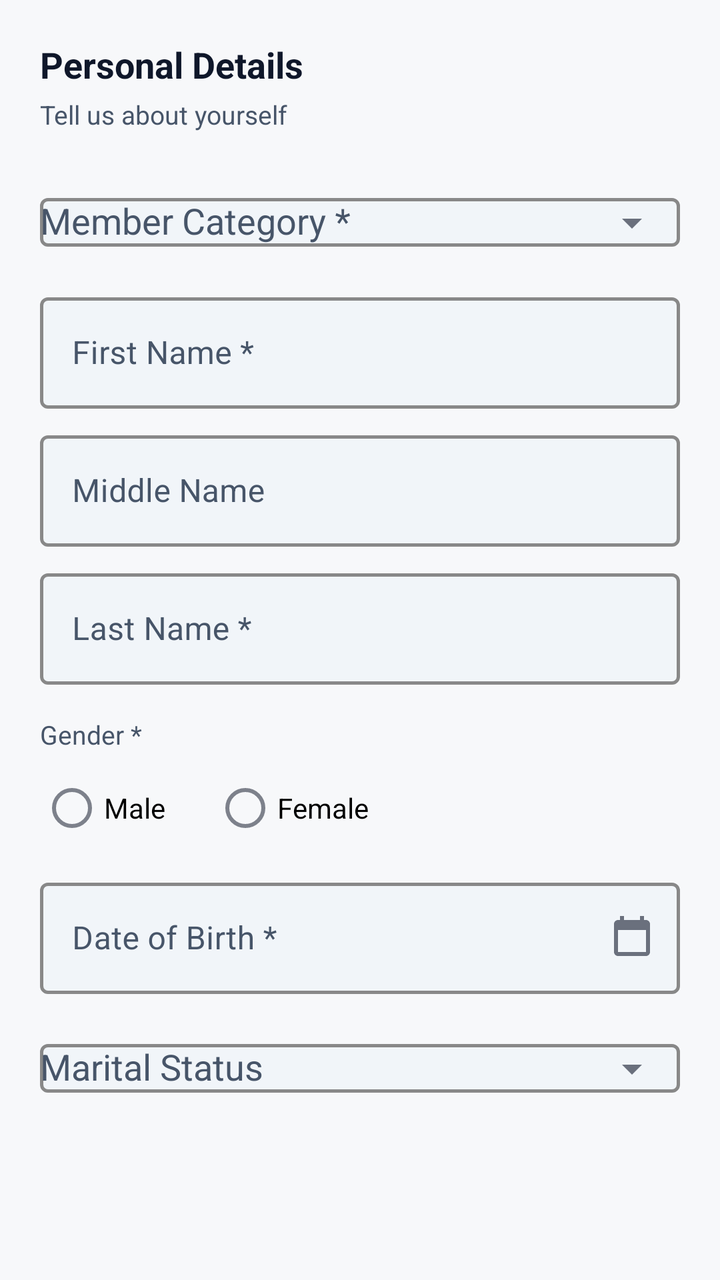
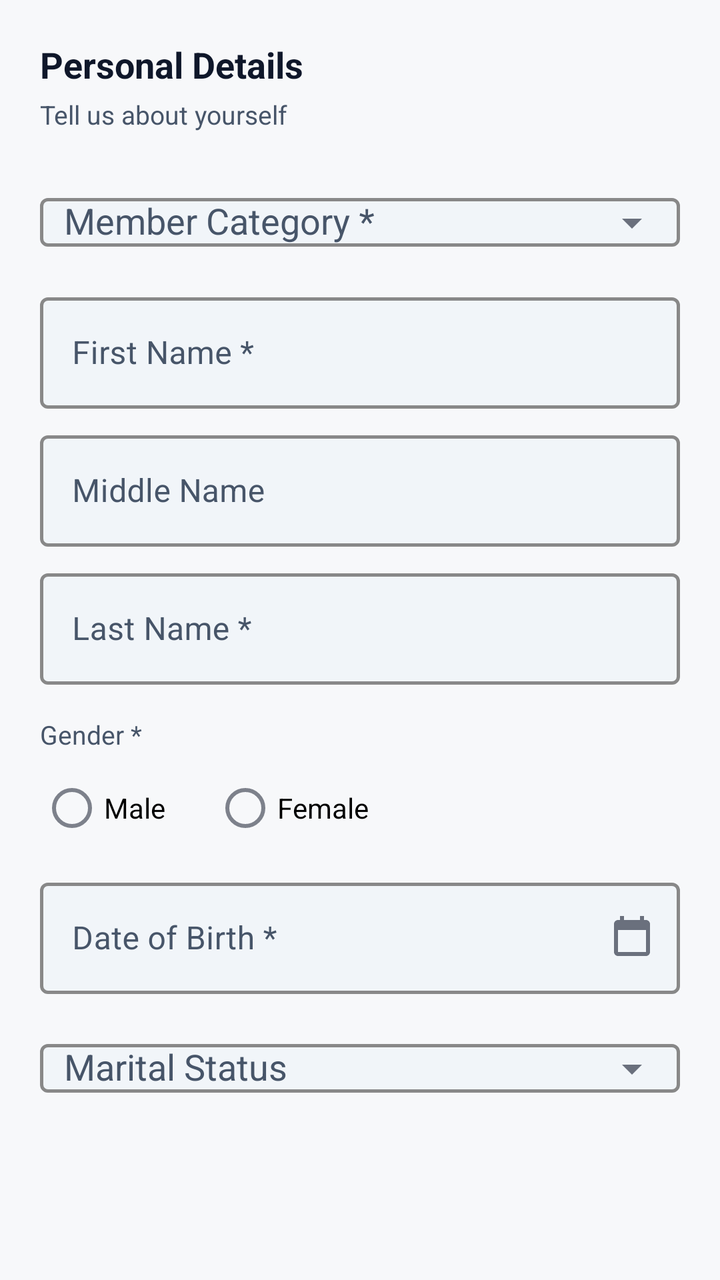

Compare the two renders of this Android layout. The source of the first and the diff that turns it into the second are given below.
<!-- AndroidManifest.xml: application theme Theme.SaccoApp -->
<!-- res/layout/fragment_selfreg_step1.xml -->
<?xml version="1.0" encoding="utf-8"?>
<ScrollView xmlns:android="http://schemas.android.com/apk/res/android"
    xmlns:app="http://schemas.android.com/apk/res-auto"
    android:layout_width="match_parent" android:layout_height="match_parent"
    android:fillViewport="true">

    <LinearLayout android:layout_width="match_parent" android:layout_height="wrap_content"
        android:orientation="vertical" android:padding="20dp">

        <TextView android:layout_width="wrap_content" android:layout_height="wrap_content"
            android:text="Personal Details"
            android:textColor="@color/text_primary" android:textSize="18sp"
            android:textStyle="bold"/>
        <TextView android:layout_width="wrap_content" android:layout_height="wrap_content"
            android:layout_marginTop="4dp" android:layout_marginBottom="16dp"
            android:text="Tell us about yourself"
            android:textColor="@color/text_secondary" android:textSize="13sp"/>

        
        <com.google.android.material.textfield.TextInputLayout
            android:id="@+id/tilMemberType"
            android:layout_width="match_parent" android:layout_height="wrap_content"
            android:hint="Member Category *" style="@style/SaccoTextInput"
            app:endIconMode="dropdown_menu">
            <com.google.android.material.textfield.MaterialAutoCompleteTextView
                android:id="@+id/actvMemberType"
                android:layout_width="match_parent" android:layout_height="wrap_content"
                android:inputType="none" android:textColor="@color/input_text"/>
        </com.google.android.material.textfield.TextInputLayout>

        
        <TextView android:id="@+id/tvFeeInfo"
            android:layout_width="match_parent" android:layout_height="wrap_content"
            android:layout_marginTop="4dp" android:layout_marginBottom="8dp"
            android:padding="10dp"
            android:background="@drawable/bg_fee_info"
            android:textColor="@color/primary" android:textSize="13sp"
            android:visibility="gone"/>

        <com.google.android.material.textfield.TextInputLayout
            android:layout_width="match_parent" android:layout_height="wrap_content"
            android:layout_marginTop="8dp" android:hint="First Name *" style="@style/SaccoTextInput">
            <com.google.android.material.textfield.TextInputEditText
                android:id="@+id/etFirstName"
                android:layout_width="match_parent" android:layout_height="wrap_content"
                android:inputType="textPersonName" android:textColor="@color/input_text"
                android:imeOptions="actionNext"/>
        </com.google.android.material.textfield.TextInputLayout>

        <com.google.android.material.textfield.TextInputLayout
            android:layout_width="match_parent" android:layout_height="wrap_content"
            android:layout_marginTop="8dp" android:hint="Middle Name" style="@style/SaccoTextInput">
            <com.google.android.material.textfield.TextInputEditText
                android:id="@+id/etMiddleName"
                android:layout_width="match_parent" android:layout_height="wrap_content"
                android:inputType="textPersonName" android:textColor="@color/input_text"
                android:imeOptions="actionNext"/>
        </com.google.android.material.textfield.TextInputLayout>

        <com.google.android.material.textfield.TextInputLayout
            android:layout_width="match_parent" android:layout_height="wrap_content"
            android:layout_marginTop="8dp" android:hint="Last Name *" style="@style/SaccoTextInput">
            <com.google.android.material.textfield.TextInputEditText
                android:id="@+id/etLastName"
                android:layout_width="match_parent" android:layout_height="wrap_content"
                android:inputType="textPersonName" android:textColor="@color/input_text"
                android:imeOptions="actionNext"/>
        </com.google.android.material.textfield.TextInputLayout>

        
        <TextView android:layout_width="wrap_content" android:layout_height="wrap_content"
            android:layout_marginTop="16dp" android:text="Gender *"
            android:textColor="@color/text_secondary" android:textSize="13sp"/>
        <RadioGroup android:id="@+id/rgGender"
            android:layout_width="match_parent" android:layout_height="wrap_content"
            android:orientation="horizontal" android:layout_marginTop="4dp">
            <com.google.android.material.radiobutton.MaterialRadioButton
                android:id="@+id/rbMale" android:layout_width="wrap_content"
                android:layout_height="wrap_content" android:text="Male"
                android:layout_marginEnd="24dp"/>
            <com.google.android.material.radiobutton.MaterialRadioButton
                android:id="@+id/rbFemale" android:layout_width="wrap_content"
                android:layout_height="wrap_content" android:text="Female"/>
        </RadioGroup>

        
        <com.google.android.material.textfield.TextInputLayout
            android:layout_width="match_parent" android:layout_height="wrap_content"
            android:layout_marginTop="8dp" android:hint="Date of Birth *" style="@style/SaccoTextInput"
            app:endIconMode="custom" app:endIconDrawable="@drawable/ic_calendar">
            <com.google.android.material.textfield.TextInputEditText
                android:id="@+id/etDob"
                android:layout_width="match_parent" android:layout_height="wrap_content"
                android:inputType="none" android:focusable="false"
                android:textColor="@color/input_text" android:clickable="true"/>
        </com.google.android.material.textfield.TextInputLayout>

        
        <com.google.android.material.textfield.TextInputLayout
            android:id="@+id/tilMaritalStatus"
            android:layout_width="match_parent" android:layout_height="wrap_content"
            android:layout_marginTop="8dp" android:hint="Marital Status" style="@style/SaccoTextInput"
            app:endIconMode="dropdown_menu">
            <com.google.android.material.textfield.MaterialAutoCompleteTextView
                android:id="@+id/actvMaritalStatus"
                android:layout_width="match_parent" android:layout_height="wrap_content"
                android:inputType="none" android:textColor="@color/input_text"/>
        </com.google.android.material.textfield.TextInputLayout>

    </LinearLayout>
</ScrollView>
<!-- resources referenced by this layout -->
<resources>
  <color name="input_text">#0F172A</color>
  <color name="primary">#0D2C6D</color>
  <color name="text_primary">#0F172A</color>
  <color name="text_secondary">#475569</color>
  <!-- drawable bg_fee_info (drawable) -->
  <?xml version="1.0" encoding="utf-8"?>
  <shape xmlns:android="http://schemas.android.com/apk/res/android" android:shape="rectangle">
      <solid android:color="@color/primary_50"/>
      <corners android:radius="8dp"/>
  </shape>
  <!-- drawable ic_calendar (drawable) -->
  <vector xmlns:android="http://schemas.android.com/apk/res/android"
      android:width="24dp" android:height="24dp"
      android:viewportWidth="24" android:viewportHeight="24">
      <path android:fillColor="#94A3B8"
          android:pathData="M19,3h-1V1h-2v2H8V1H6v2H5C3.89,3 3,3.9 3,5v14c0,1.1 0.89,2 2,2h14c1.1,0 2,-0.9 2,-2V5C21,3.9 20.1,3 19,3zM19,19H5V8h14V19z"/>
  </vector>
  <style name="SaccoTextInput" parent="Widget.MaterialComponents.TextInputLayout.OutlinedBox">
          <item name="boxStrokeColor">@color/input_outline</item>
          <item name="boxStrokeWidth">1.5dp</item>
          <item name="boxStrokeWidthFocused">2dp</item>
          <item name="hintTextColor">@color/primary</item>
          <item name="android:textColorHint">@color/text_secondary</item>
          <item name="android:editTextColor">@color/black</item>
          <item name="boxBackgroundColor">@color/input_fill</item>
      </style>
  <color name="primary_50">#E3EBF7</color>
  <color name="black">#000000</color>
  <color name="input_fill">#F1F5F9</color>
  <color name="primary_dark">#091E4A</color>
  <color name="white">#FFFFFF</color>
  <color name="accent">#D01B22</color>
  <color name="background">#F7F8FA</color>
  <style name="SaccoEditText" parent="@android:style/Widget.EditText">
          <item name="android:textColor">@color/black</item>
          <item name="android:textColorHint">@color/text_secondary</item>
          <item name="android:textSize">15sp</item>
      </style>
  <style name="SaccoButton" parent="Widget.MaterialComponents.Button">
          <item name="backgroundTint">@color/primary</item>
          <item name="android:textColor">@color/white</item>
          <item name="android:textAllCaps">false</item>
          <item name="android:textSize">15sp</item>
          <item name="cornerRadius">12dp</item>
      </style>
  <style name="SaccoSpinner" parent="Widget.AppCompat.Spinner">
          <item name="android:popupBackground">@color/white</item>
          <item name="android:textColor">@color/text_primary</item>
      </style>
  <style name="SaccoDialogTheme" parent="ThemeOverlay.MaterialComponents.MaterialAlertDialog">
          <item name="colorSurface">@color/white</item>
          <item name="colorOnSurface">@color/text_primary</item>
          <item name="android:background">@color/white</item>
          <item name="android:textColorPrimary">@color/text_primary</item>
          <item name="android:textColorSecondary">@color/text_secondary</item>
          <item name="materialAlertDialogTitleTextStyle">@style/SaccoDialogTitle</item>
          <item name="buttonBarPositiveButtonStyle">@style/SaccoDialogButton</item>
          <item name="buttonBarNegativeButtonStyle">@style/SaccoDialogButton</item>
          <item name="buttonBarNeutralButtonStyle">@style/SaccoDialogButton</item>
      </style>
  <style name="SaccoDropDownItem" parent="Widget.AppCompat.DropDownItem.Spinner">
          <item name="android:textColor">@color/text_primary</item>
      </style>
  <style name="SaccoDialogTitle" parent="MaterialAlertDialog.MaterialComponents.Title.Text">
          <item name="android:textColor">@color/text_primary</item>
          <item name="android:textStyle">bold</item>
      </style>
  <style name="SaccoDialogButton" parent="Widget.MaterialComponents.Button.TextButton.Dialog">
          <item name="android:textColor">@color/primary</item>
      </style>
  <!-- unchanged entries left out for length: 1 -->
</resources>

<!-- the commit's change to res/layout/fragment_selfreg_step1.xml (unified diff, before → after) -->
@@ -25,7 +25,8 @@
             <com.google.android.material.textfield.MaterialAutoCompleteTextView
                 android:id="@+id/actvMemberType"
                 android:layout_width="match_parent" android:layout_height="wrap_content"
-                android:inputType="none" android:textColor="@color/input_text"/>
+                android:inputType="none" android:textColor="@color/input_text"
+                android:paddingStart="12dp" android:paddingEnd="36dp"/>
         </com.google.android.material.textfield.TextInputLayout>
 
         
@@ -104,7 +105,8 @@
             <com.google.android.material.textfield.MaterialAutoCompleteTextView
                 android:id="@+id/actvMaritalStatus"
                 android:layout_width="match_parent" android:layout_height="wrap_content"
-                android:inputType="none" android:textColor="@color/input_text"/>
+                android:inputType="none" android:textColor="@color/input_text"
+                android:paddingStart="12dp" android:paddingEnd="36dp"/>
         </com.google.android.material.textfield.TextInputLayout>
 
     </LinearLayout>
